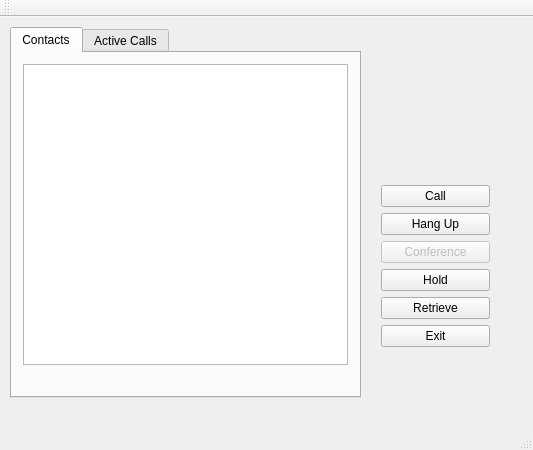
The window that PBX/phonewindow.ui (barinova/PBX) describes before a commit, drawn with Qt 5.
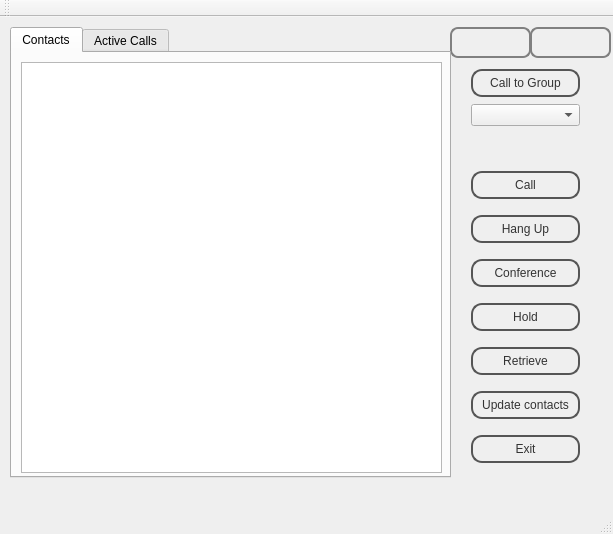
The same window after the commit. The open tabs and pages were chosen to show the change.

The edit to the form file:
```diff
--- a/PBX/phonewindow.ui
+++ b/PBX/phonewindow.ui
@@ -6,21 +6,65 @@
    <rect>
     <x>0</x>
     <y>0</y>
-    <width>533</width>
-    <height>450</height>
+    <width>613</width>
+    <height>534</height>
    </rect>
   </property>
   <property name="windowTitle">
    <string>PhoneWindow</string>
   </property>
+  <property name="styleSheet">
+   <string notr="true">#PhoneWindow {
+background: qradialgradient(cx: 0.3, cy: -0.4,
+fx: 0.3, fy: -0.4,
+radius: 1.35, stop: 0 #fff, stop: 1 #888);
+}
+
+#frame {
+border: none;
+background: qlineargradient(x1: 0, y1: 0, x2: 0, y2: 1,
+stop: 0 #a6a6a6, stop: 0.08 #7f7f7f,
+stop: 0.5 #717171, stop: 0.4 #626262,
+stop: 0.9 #4c4c4c, stop: 1 #333333);
+}
+#PhoneWindow QPushButton {
+color: #333;
+border: 2px solid #555;
+border-radius: 11px;
+padding: 5px;
+background: qradialgradient(cx: 0.3, cy: -0.4,
+fx: 0.3, fy: -0.4,
+radius: 1.35, stop: 0 #fff, stop: 1 #888);
+min-width: 80px;
+}
+
+#PhoneWindow QPushButton:hover {
+background: qradialgradient(cx: 0.3, cy: -0.4,
+fx: 0.3, fy: -0.4,
+radius: 1.35, stop: 0 #fff, stop: 1 #bbb);
+}
+
+#PhoneWindow QPushButton:pressed {
+background: qradialgradient(cx: 0.4, cy: -0.1,
+fx: 0.4, fy: -0.1,
+radius: 1.35, stop: 0 #fff, stop: 1 #ddd);
+}
+
+#PhoneWindow QLineEdit {
+padding: 1px;
+border-style: solid;
+border: 2px solid gray;
+border-radius: 8px;
+}</string>
+  </property>
   <widget class="QWidget" name="centralWidget">
    <widget class="QTabWidget" name="tabWidget">
     <property name="geometry">
      <rect>
       <x>10</x>
       <y>10</y>
-      <width>351</width>
-      <height>371</height>
+      <width>441</width>
+      <height>451</height>
      </rect>
     </property>
     <property name="currentIndex">
@@ -30,18 +74,64 @@
      <attribute name="title">
       <string>Contacts</string>
      </attribute>
-     <layout class="QVBoxLayout" name="verticalLayout">
-      <item>
-       <widget class="QTableView" name="tableView"/>
-      </item>
-      <item>
+     <widget class="QTableView" name="tableView">
+      <property name="geometry">
+       <rect>
+        <x>9</x>
+        <y>9</y>
+        <width>421</width>
+        <height>411</height>
+       </rect>
+      </property>
+     </widget>
        <widget class="QLabel" name="labelRecord">
+      <property name="geometry">
+       <rect>
+        <x>9</x>
+        <y>323</y>
+        <width>16</width>
+        <height>16</height>
+       </rect>
+      </property>
         <property name="text">
          <string/>
         </property>
        </widget>
-      </item>
-     </layout>
+     <widget class="QFrame" name="frameContacts">
+      <property name="geometry">
+       <rect>
+        <x>0</x>
+        <y>0</y>
+        <width>441</width>
+        <height>431</height>
+       </rect>
+      </property>
+      <property name="styleSheet">
+       <string notr="true">#tabWidget {
+background: qradialgradient(cx: 0.3, cy: -0.4,
+fx: 0.3, fy: -0.4,
+radius: 1.35, stop: 0 #fff, stop: 1 #888);
+}
+
+#frameContacts {
+border: none;
+background: qlineargradient(x1: 0, y1: 0, x2: 0, y2: 1,
+stop: 0 #a6a6a6, stop: 0.08 #7f7f7f,
+stop: 0.39999 #717171, stop: 0.4 #626262,
+stop: 0.9 #4c4c4c, stop: 1 #333333);
+}</string>
+      </property>
+      <property name="frameShape">
+       <enum>QFrame::StyledPanel</enum>
+      </property>
+      <property name="frameShadow">
+       <enum>QFrame::Raised</enum>
+      </property>
+      <zorder>tableView</zorder>
+     </widget>
+     <zorder>frameContacts</zorder>
+     <zorder>tableView</zorder>
+     <zorder>labelRecord</zorder>
     </widget>
     <widget class="QWidget" name="tabInfoAboutCall">
      <attribute name="title">
@@ -93,32 +183,90 @@
        </rect>
       </property>
      </widget>
-    </widget>
-   </widget>
+     <widget class="QFrame" name="frameActiveCalls">
+      <property name="geometry">
+       <rect>
+        <x>-1</x>
+        <y>0</y>
+        <width>441</width>
+        <height>441</height>
+       </rect>
+      </property>
+      <property name="styleSheet">
+       <string notr="true">
+#frameActiveCalls {
+border: none;
+background: qlineargradient(x1: 0, y1: 0, x2: 0, y2: 1,
+stop: 0 #a6a6a6, stop: 0.08 #7f7f7f,
+stop: 0.5 #717171, stop: 0.4 #626262,
+stop: 0.9 #4c4c4c, stop: 1 #333333);
+}
+#frameActiveCalls QLineEdit {
+padding: 1px;
+border-style: solid;
+border: 2px solid gray;
+border-radius: 8px;
+}</string>
+      </property>
+      <property name="frameShape">
+       <enum>QFrame::StyledPanel</enum>
+      </property>
+      <property name="frameShadow">
+       <enum>QFrame::Raised</enum>
+      </property>
+     </widget>
+     <zorder>frameActiveCalls</zorder>
+     <zorder>labelMembers</zorder>
+     <zorder>labelTime</zorder>
+     <zorder>lineEdit</zorder>
+     <zorder>listWidget</zorder>
+    </widget>
+   </widget>
+   <widget class="QFrame" name="frame">
+    <property name="geometry">
+     <rect>
+      <x>0</x>
+      <y>10</y>
+      <width>611</width>
+      <height>481</height>
+     </rect>
+    </property>
+    <property name="styleSheet">
+     <string notr="true">#labelGroup{
+background: qradialgradient(cx: 0.3, cy: -0.4,
+fx: 0.3, fy: -0.4,
+radius: 1.35, stop: 0 #fff, stop: 1 #888);
+padding: 1px;
+border-style: solid;
+border: 2px solid gray;
+border-radius: 8px;
+}
+#labelStatus{
+background: qradialgradient(cx: 0.3, cy: -0.4,
+fx: 0.3, fy: -0.4,
+radius: 1.35, stop: 0 #fff, stop: 1 #888);
+padding: 1px;
+border-style: solid;
+border: 2px solid gray;
+border-radius: 8px;
+}</string>
+    </property>
+    <property name="frameShape">
+     <enum>QFrame::StyledPanel</enum>
+    </property>
+    <property name="frameShadow">
+     <enum>QFrame::Raised</enum>
+    </property>
    <widget class="QWidget" name="verticalLayoutWidget">
     <property name="geometry">
      <rect>
-      <x>370</x>
-      <y>30</y>
+       <x>460</x>
+       <y>123</y>
       <width>131</width>
-      <height>311</height>
-     </rect>
-    </property>
-    <layout class="QVBoxLayout" name="verticalLayout_2">
-     <item>
-      <widget class="QLabel" name="labelStatus">
-       <property name="text">
-        <string/>
-       </property>
-      </widget>
-     </item>
-     <item>
-      <widget class="QLabel" name="labelGroup">
-       <property name="text">
-        <string/>
-       </property>
-      </widget>
-     </item>
+       <height>339</height>
+      </rect>
+     </property>
+     <layout class="QVBoxLayout" name="verticalLayoutButton">
      <item>
       <widget class="QPushButton" name="buttonCall">
        <property name="text">
@@ -169,6 +317,13 @@
        </property>
       </widget>
      </item>
+      <item>
+       <widget class="QPushButton" name="buttonUpdateContacts">
+        <property name="text">
+         <string>Update contacts</string>
+        </property>
+       </widget>
+      </item>
      <item>
       <widget class="QPushButton" name="buttonExit">
        <property name="text">
@@ -178,6 +333,64 @@
      </item>
     </layout>
    </widget>
+    <widget class="QLabel" name="labelStatus">
+     <property name="geometry">
+      <rect>
+       <x>530</x>
+       <y>0</y>
+       <width>81</width>
+       <height>31</height>
+      </rect>
+     </property>
+     <property name="text">
+      <string/>
+     </property>
+    </widget>
+    <widget class="QLabel" name="labelGroup">
+     <property name="geometry">
+      <rect>
+       <x>450</x>
+       <y>0</y>
+       <width>81</width>
+       <height>31</height>
+      </rect>
+     </property>
+     <property name="text">
+      <string/>
+     </property>
+    </widget>
+    <widget class="QWidget" name="verticalLayoutWidget_2">
+     <property name="geometry">
+      <rect>
+       <x>460</x>
+       <y>30</y>
+       <width>131</width>
+       <height>81</height>
+      </rect>
+     </property>
+     <layout class="QVBoxLayout" name="verticalLayout">
+      <item>
+       <widget class="QPushButton" name="buttonToGroup">
+        <property name="text">
+         <string>Call to Group</string>
+        </property>
+       </widget>
+      </item>
+      <item>
+       <widget class="QComboBox" name="comboBox"/>
+      </item>
+     </layout>
+    </widget>
+    <zorder>labelStatus</zorder>
+    <zorder>verticalLayoutWidget</zorder>
+    <zorder>labelGroup</zorder>
+    <zorder>tabWidget</zorder>
+    <zorder>tabWidget</zorder>
+    <zorder>tabWidget</zorder>
+    <zorder>verticalLayoutWidget_2</zorder>
+   </widget>
+   <zorder>frame</zorder>
+   <zorder>tabWidget</zorder>
   </widget>
   <widget class="QMenuBar" name="menuBar">
    <property name="geometry">
```
Left out of the diff: 6 changed lines with no effect on the pictures. Lines whose indentation alone changed are shown as unchanged.
